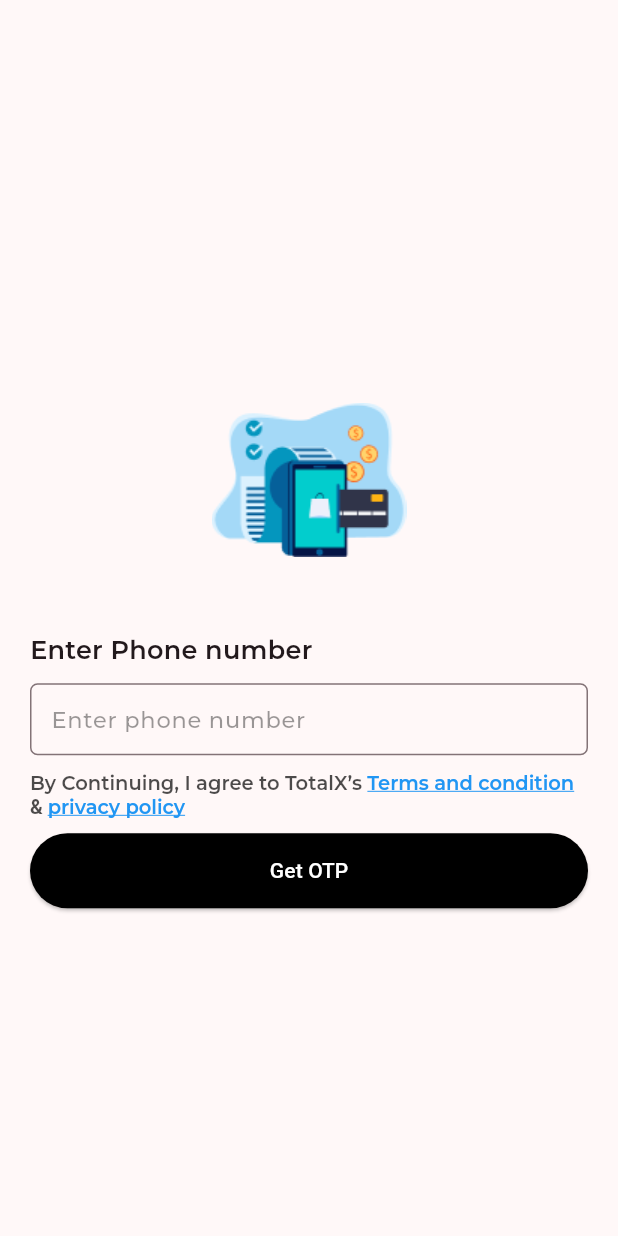
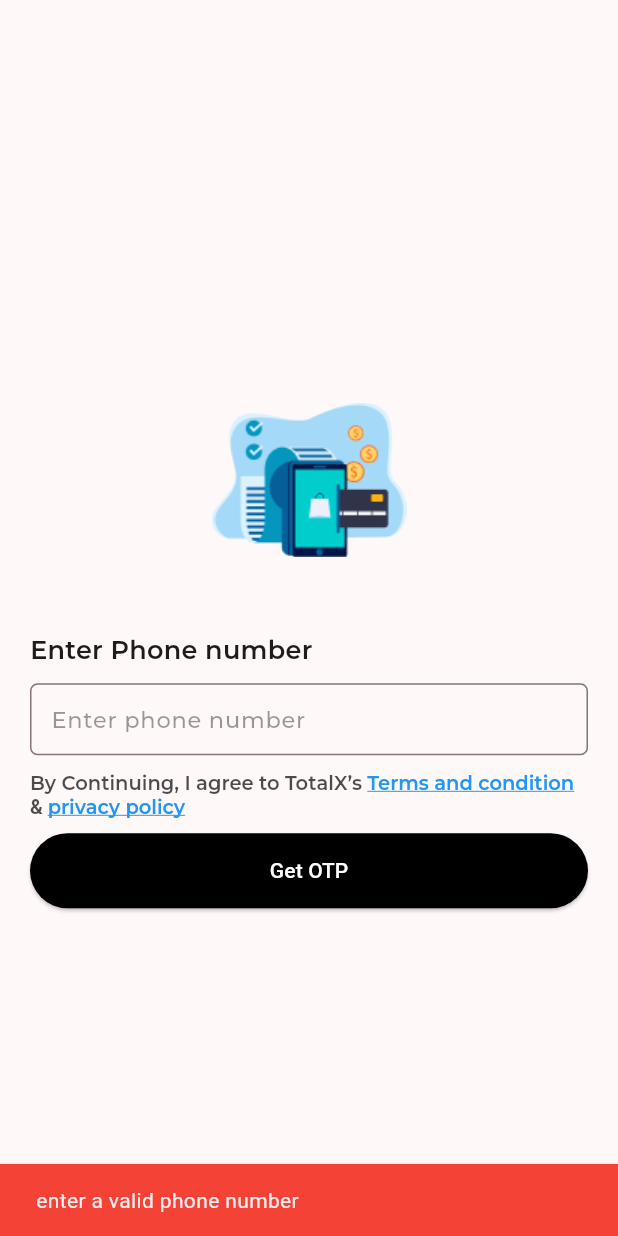
Before and after one commit to Nihalmullungal/totalx, a Flutter app: the screen it shows after launch, after a tap on "Get OTP", on a phone screen of 412 x 824 dp. Run offline on Flutter 3.47's test engine with Material 3 defaults, Android fonts, the phone set to English and light mode, and no system bars; our stand-ins replace animated_text_kit, firebase_auth, firebase_core, flutter_bloc, lottie, otp_text_field and 1 more; accounts and stored records are empty; project files that could hold a hidden picture were left out.

Commit message:
otp success

```diff
--- a/lib/application/login_bloc/login_event.dart
+++ b/lib/application/login_bloc/login_event.dart
@@ -1,6 +1,10 @@
 abstract class LoginEvent {}
 
+class NumberNotValidEvent extends LoginEvent {}
+
 class GetOtpClickedEvent extends LoginEvent {}
+
+class GetOtpSentEvent extends LoginEvent {}
 
 class OtpTimerRunningEvent extends LoginEvent {}
 
--- a/lib/application/login_bloc/login_state.dart
+++ b/lib/application/login_bloc/login_state.dart
@@ -2,7 +2,13 @@ abstract class LoginState {}
 
 class InitialLoginState extends LoginState {}
 
+class NumberNotValidState extends LoginState {}
+
 class GetOtpClickedState extends LoginState {}
+
+class GetOtpSentState extends LoginState {}
+
+class GetOtpfailedState extends LoginState {}
 
 class OtpRunningState extends LoginState {}
 
--- a/lib/main.dart
+++ b/lib/main.dart
@@ -1,10 +1,16 @@
+import 'package:firebase_core/firebase_core.dart';
 import 'package:flutter/material.dart';
 import 'package:flutter_bloc/flutter_bloc.dart';
 import 'package:totalx/application/login_bloc/login_bloc.dart';
 import 'package:totalx/application/splash_cubit/splash_cubit.dart';
+import 'package:totalx/firebase_options.dart';
 import 'package:totalx/presentation/splash_screen/splash_screen.dart';
 
-void main() {
+void main() async {
+  WidgetsFlutterBinding.ensureInitialized();
+  await Firebase.initializeApp(
+    options: DefaultFirebaseOptions.currentPlatform,
+  );
   runApp(const MyApp());
 }
 
@@ -23,7 +29,7 @@ class MyApp extends StatelessWidget {
         ),
       ],
       child: MaterialApp(
-        title: 'Flutter Demo',
+        title: 'Totalx',
         theme: ThemeData(
           colorScheme: ColorScheme.fromSeed(seedColor: Colors.black),
           useMaterial3: true,
--- a/lib/presentation/login_screen/widgets/login_button.dart
+++ b/lib/presentation/login_screen/widgets/login_button.dart
@@ -1,8 +1,8 @@
-import 'dart:developer';
-
 import 'package:flutter/material.dart';
 import 'package:flutter_bloc/flutter_bloc.dart';
 import 'package:totalx/application/login_bloc/login_bloc.dart';
+import 'package:totalx/application/login_bloc/login_event.dart';
+import 'package:totalx/application/login_bloc/login_state.dart';
 import 'package:totalx/presentation/home_screen/home_screen.dart';
 import 'package:totalx/presentation/login_screen/otp_verifaication_screen/otp_verifiaction_screen.dart';
 
@@ -16,18 +16,41 @@ class LoginButton extends StatelessWidget {
   Widget build(BuildContext context) {
     return Padding(
       padding: const EdgeInsets.only(top: 10),
-      child: ElevatedButton(
-        onPressed: () {
-          isGetOtp
-              ? BlocProvider.of<LoginBloc>(context).phoneCont.text.length == 10
-                  ? Navigator.of(context).pushAndRemoveUntil(
+      child: BlocConsumer<LoginBloc, LoginState>(
+        listener: (contex, state) {
+          if (state is GetOtpSentState) {
+            Navigator.of(context).pushAndRemoveUntil(
               MaterialPageRoute(
                   builder: (context) => const OtpVerificationScreen()),
-                      (route) => false)
-                  : log("paali")
-              : Navigator.of(context).pushAndRemoveUntil(
+              (route) => false,
+            );
+          }
+          if (state is SubmitOtpClickedState) {
+            Navigator.of(context).pushAndRemoveUntil(
                 MaterialPageRoute(builder: (context) => const HomeScreen()),
                 (route) => false);
+          }
+          if (state is NumberNotValidState) {
+            ScaffoldMessenger.of(context).showSnackBar(const SnackBar(
+              content: Text("enter a valid phone number"),
+              backgroundColor: Colors.red,
+            ));
+          }
+        },
+        builder: (context, state) {
+          if (state is LoginLoadingState) {
+            return const Center(
+              child: CircularProgressIndicator(),
+            );
+          } else {
+            return ElevatedButton(
+              onPressed: () async {
+                BlocProvider.of<LoginBloc>(context).phoneCont.text.length == 10
+                    ? BlocProvider.of<LoginBloc>(context).add(isGetOtp
+                        ? GetOtpClickedEvent()
+                        : SubmitOtpClickedEvent())
+                    : BlocProvider.of<LoginBloc>(context)
+                        .add(NumberNotValidEvent());
               },
               style: ElevatedButton.styleFrom(
                   minimumSize: const Size.fromHeight(50),
@@ -36,6 +59,9 @@ class LoginButton extends StatelessWidget {
                 submitText,
                 style: const TextStyle(color: Colors.white),
               ),
+            );
+          }
+        },
       ),
     );
   }
--- a/pubspec.yaml
+++ b/pubspec.yaml
@@ -40,6 +40,10 @@ dependencies:
   flutter_bloc: ^8.1.5
   shared_preferences: ^2.2.2
   otp_text_field: ^1.1.3
+  firebase_core: ^2.28.0
+  firebase_storage: ^11.7.0
+  firebase_auth: ^4.19.0
+
 
 dev_dependencies:
   flutter_test:
```
Also changed, not shown: lib/application/login_bloc/login_bloc.dart (+47 -0 lines), lib/domain/firebase_operations.dart (added, +33 -0 lines), lib/firebase_options.dart (added), pubspec.lock, 8 other files. Lines whose indentation alone changed are shown as unchanged.
